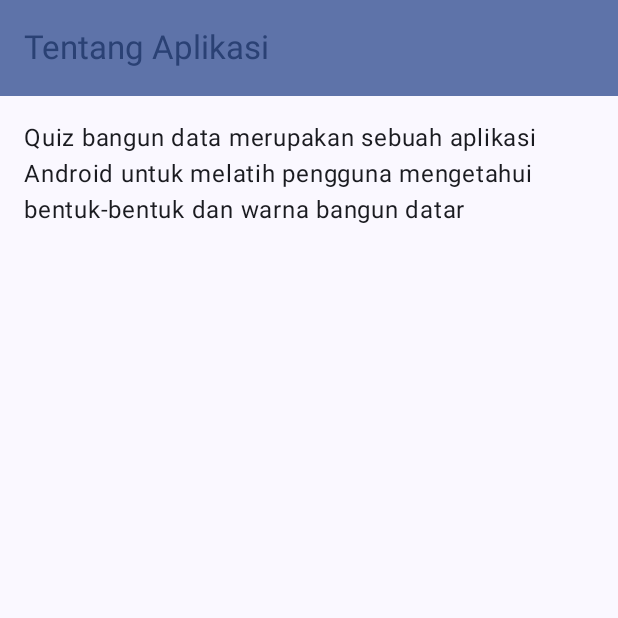
After one commit to alfon57/Assesment1-3101, an Android app built with Jetpack Compose: the AboutScreen screen opened through its navigation route, on a phone screen of 412 x 824 dp, the top half of it. The commit adds this screen. Run offline under Robolectric (Android 15) with nearby library versions, the phone set to English and light mode, and no system bars.

Commit message:
Membuat tampilan about

```diff
--- a/app/src/main/java/org/d3if3101/assesment1/navigation/NavGraph.kt
+++ b/app/src/main/java/org/d3if3101/assesment1/navigation/NavGraph.kt
@@ -5,6 +5,7 @@ import androidx.navigation.NavHostController
 import androidx.navigation.compose.NavHost
 import androidx.navigation.compose.composable
 import androidx.navigation.compose.rememberNavController
+import org.d3if3101.assesment1.screen.AboutScreen
 import org.d3if3101.assesment1.screen.MainScreen
 
 
@@ -20,5 +21,9 @@ fun SetUpNavGraph(navController: NavHostController = rememberNavController())
         {
             MainScreen()
         }
+        composable(route = Screen.About.route)
+        {
+            AboutScreen()
+        }
     }
 }
--- a/app/src/main/java/org/d3if3101/assesment1/navigation/Screen.kt
+++ b/app/src/main/java/org/d3if3101/assesment1/navigation/Screen.kt
@@ -3,4 +3,5 @@ package org.d3if3101.assesment1.navigation
 sealed class Screen (val route: String)
 {
     data object Home: Screen("mainscreen")
+    data object About: Screen("aboutScreen")
 }
--- /dev/null
+++ b/app/src/main/java/org/d3if3101/assesment1/screen/AboutScreen.kt
@@ -0,0 +1,51 @@
+package org.d3if3101.assesment1.screen
+
+import android.content.res.Configuration
+import androidx.compose.foundation.layout.padding
+import androidx.compose.material3.ExperimentalMaterial3Api
+import androidx.compose.material3.MaterialTheme
+import androidx.compose.material3.Scaffold
+import androidx.compose.material3.Text
+import androidx.compose.material3.TopAppBar
+import androidx.compose.material3.TopAppBarDefaults
+import androidx.compose.runtime.Composable
+import androidx.compose.ui.Modifier
+import androidx.compose.ui.res.stringResource
+import androidx.compose.ui.tooling.preview.Preview
+import androidx.compose.ui.unit.dp
+import org.d3if3101.assesment1.R
+import org.d3if3101.assesment1.ui.theme.Assesment1Theme
+
+@OptIn(ExperimentalMaterial3Api::class)
+@Composable
+fun AboutScreen()
+{
+    Scaffold(topBar = {
+        TopAppBar(title =
+        { Text(text = stringResource(id = R.string.tentang_aplikasi))
+        },
+            colors = TopAppBarDefaults.mediumTopAppBarColors(
+                containerColor = MaterialTheme.colorScheme.primaryContainer,
+                titleContentColor = MaterialTheme.colorScheme.primary,
+            )
+        )
+    }
+    ) { padding ->
+        Text(
+            text = stringResource(id = R.string.copyright),
+            modifier = Modifier
+                .padding(padding)
+                .padding(16.dp)
+        )
+    }
+}
+
+@Preview(showBackground = true)
+@Preview(uiMode = Configuration.UI_MODE_NIGHT_YES, showBackground = true)
+@Composable
+fun AboutScreenPreview()
+{
+    Assesment1Theme {
+        AboutScreen()
+    }
+}
--- a/app/src/main/res/values/strings.xml
+++ b/app/src/main/res/values/strings.xml
@@ -1,3 +1,6 @@
 <resources>
     <string name="app_name">Quiz Bangun Datar</string>
+    <string name="tentang_aplikasi">Tentang Aplikasi</string>
+    <string name="copyright">Quiz bangun data merupakan sebuah aplikasi Android untuk melatih
+        pengguna mengetahui bentuk-bentuk dan warna bangun datar</string>
 </resources>
```
